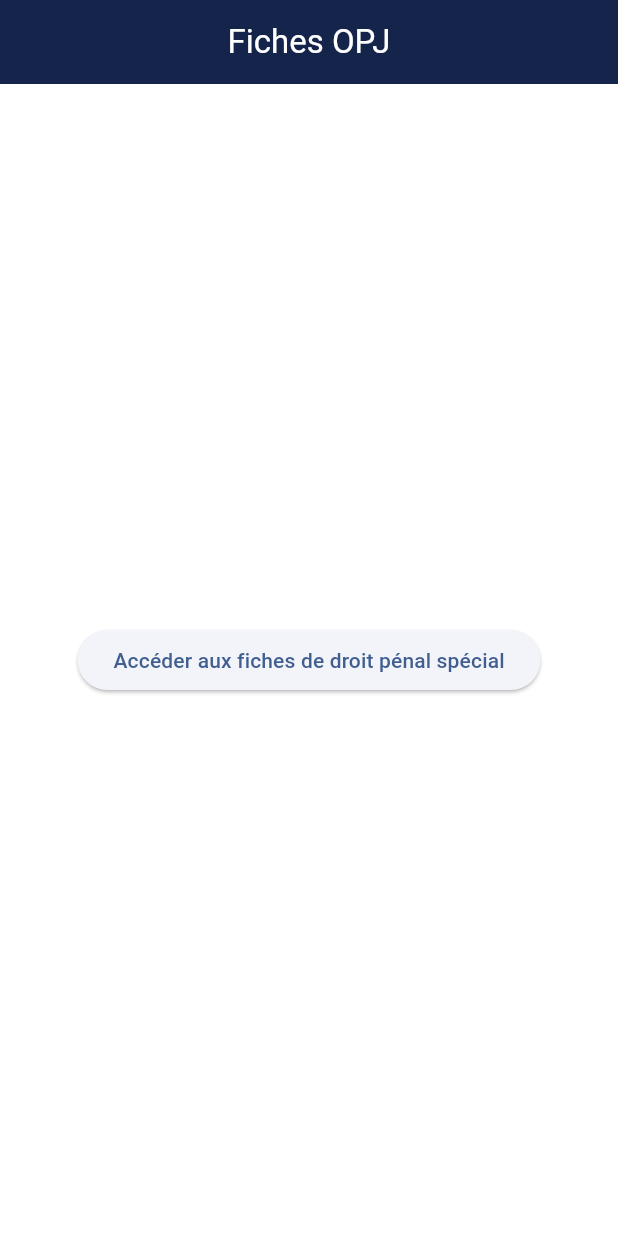
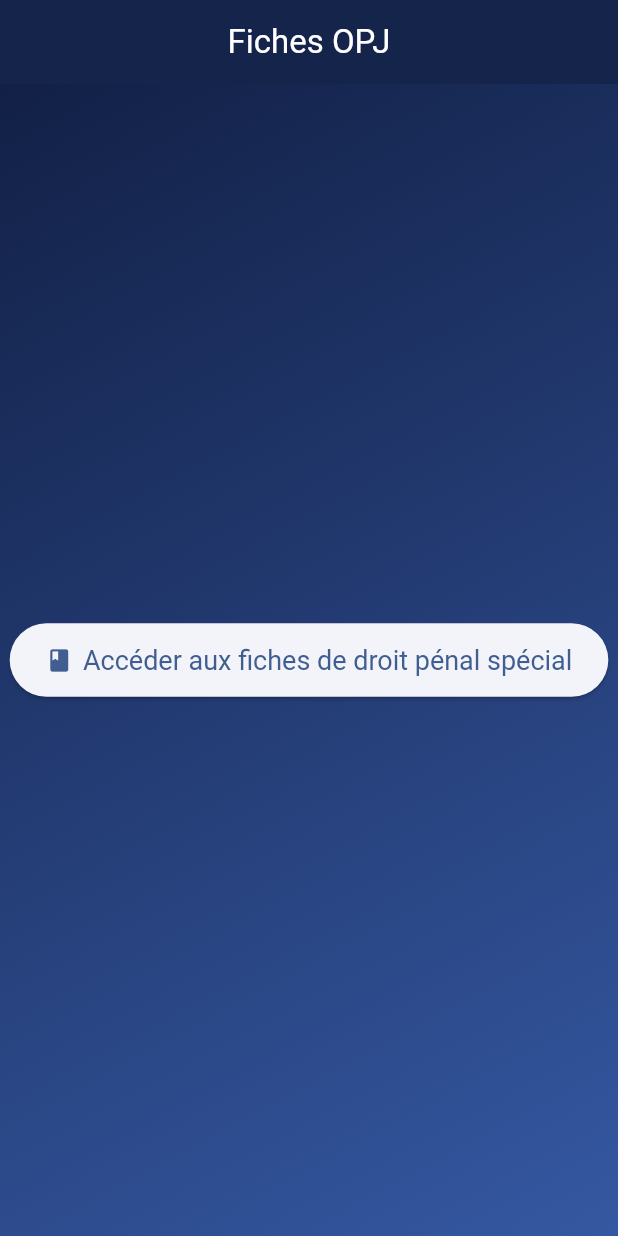
Before and after one commit to MSJ2025/droitpenalspecial, a Flutter app: the screen it shows after launch, on a phone screen of 412 x 824 dp. Run offline on Flutter 3.47's test engine with Material 3 defaults, Android fonts, the phone set to English and light mode, and no system bars.

```diff
--- a/lib/screens/home_screen.dart
+++ b/lib/screens/home_screen.dart
@@ -11,14 +11,33 @@ class HomeScreen extends StatelessWidget {
         title: const Text('Fiches OPJ'),
         centerTitle: true,
       ),
-      body: Center(
-        child: ElevatedButton(
-          child: const Text('Accéder aux fiches de droit pénal spécial'),
-          onPressed: () {
-            Navigator.of(context).push(
-              MaterialPageRoute(builder: (context) => const FicheListScreen()),
-            );
-          },
+      body: Container(
+        decoration: const BoxDecoration(
+          gradient: LinearGradient(
+            colors: [Color(0xFF122046), Color(0xFF3558A2)],
+            begin: Alignment.topLeft,
+            end: Alignment.bottomRight,
+          ),
+        ),
+        child: Center(
+          child: ElevatedButton.icon(
+            icon: const Icon(Icons.book),
+            label: const Text('Accéder aux fiches de droit pénal spécial'),
+            style: ElevatedButton.styleFrom(
+              padding: const EdgeInsets.symmetric(horizontal: 24, vertical: 14),
+              textStyle: const TextStyle(fontSize: 18),
+            ),
+            onPressed: () {
+              Navigator.of(context).push(
+                PageRouteBuilder(
+                  pageBuilder: (_, animation, __) => FadeTransition(
+                    opacity: animation,
+                    child: const FicheListScreen(),
+                  ),
+                ),
+              );
+            },
+          ),
         ),
       ),
     );
--- a/lib/utils/theme.dart
+++ b/lib/utils/theme.dart
@@ -2,9 +2,11 @@ import 'package:flutter/material.dart';
 
 class AppTheme {
   static final ThemeData lightTheme = ThemeData(
+    useMaterial3: true,
     colorScheme: ColorScheme.fromSeed(seedColor: Colors.blue.shade800),
     brightness: Brightness.light,
     fontFamily: 'Roboto',
+    visualDensity: VisualDensity.adaptivePlatformDensity,
     scaffoldBackgroundColor: Colors.white,
     appBarTheme: const AppBarTheme(
       backgroundColor: Color(0xFF122046),
@@ -19,11 +21,13 @@ class AppTheme {
   );
 
   static final ThemeData darkTheme = ThemeData(
+    useMaterial3: true,
     colorScheme: ColorScheme.fromSeed(
       seedColor: Colors.blue.shade800,
       brightness: Brightness.dark,
     ),
     fontFamily: 'Roboto',
+    visualDensity: VisualDensity.adaptivePlatformDensity,
     scaffoldBackgroundColor: const Color(0xFF181B23),
     appBarTheme: const AppBarTheme(
       backgroundColor: Color(0xFF122046),
```
Also changed, not shown: lib/screens/fiche_list_screen.dart (+16 -6 lines), lib/widgets/fiche_card.dart (+19 -4 lines), assets/data/fiches.json (renamed from lib/data/fiches.json).
